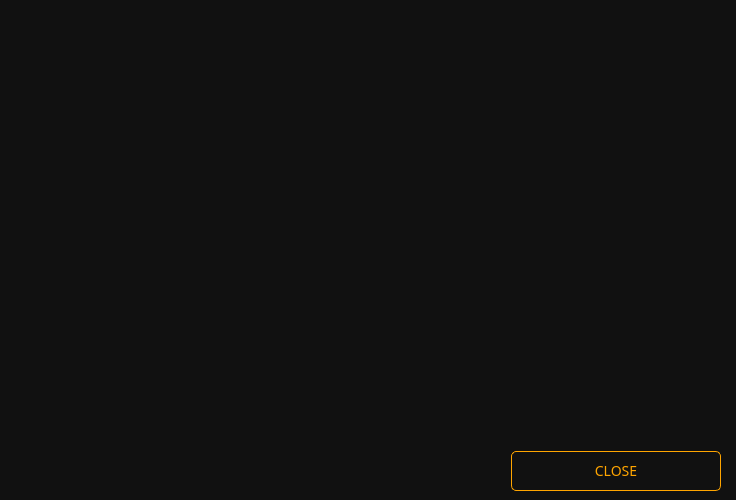
Old version of the form src/gui/ui/depositdetailsdialog.ui in the repository ConcealNetwork/conceal-desktop.
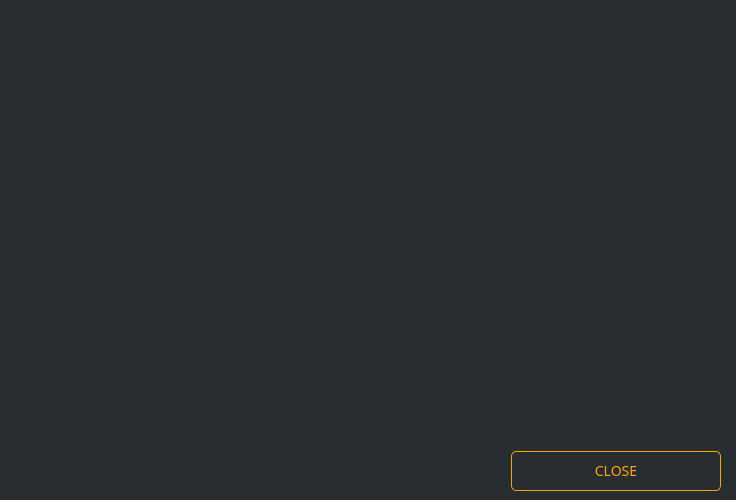
New version of the form.

```diff
--- a/src/gui/ui/depositdetailsdialog.ui
+++ b/src/gui/ui/depositdetailsdialog.ui
@@ -20,7 +20,7 @@
    <string>Deposit Details</string>
   </property>
   <property name="styleSheet">
-   <string notr="true">background-color: #111;
+   <string notr="true">background-color: #282d31;
 color: #ddd;
 border: 0px;
 font-family: 'Raleway';</string>
```
